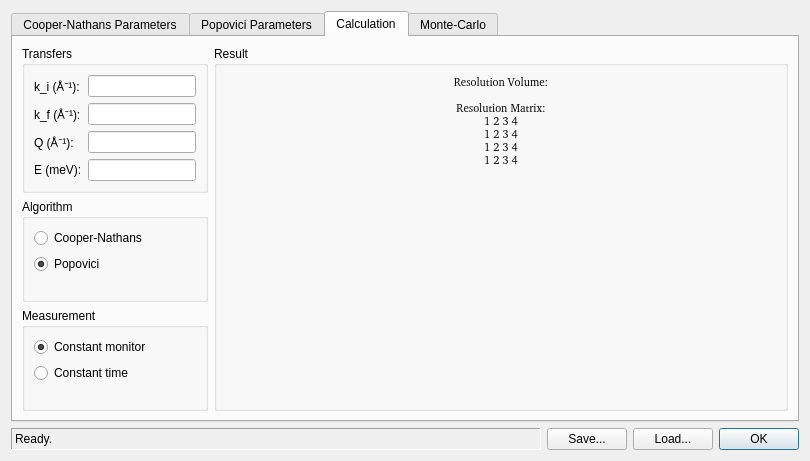
Above: ui/reso.ui from tweber-ill/frm_mirror-takin1 before the change. Below: the same form after it.
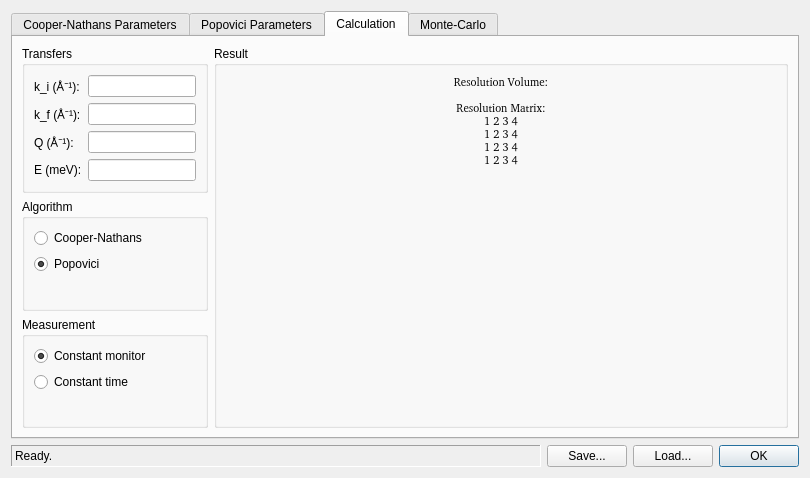
That is the form after the change. Icons and pictures are not drawn.

```diff
--- a/ui/reso.ui
+++ b/ui/reso.ui
@@ -7,7 +7,7 @@
     <x>0</x>
     <y>0</y>
     <width>810</width>
-    <height>460</height>
+    <height>478</height>
    </rect>
   </property>
   <property name="windowTitle">
```
Left out of the diff: 6 changed lines with no effect on the pictures.
